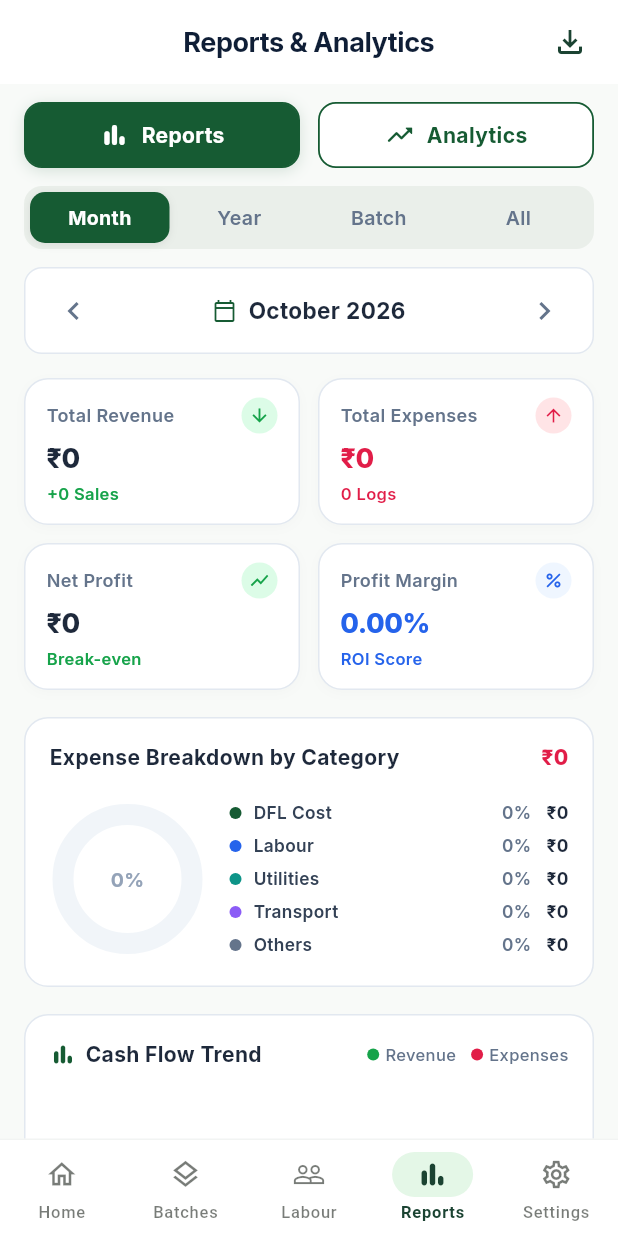
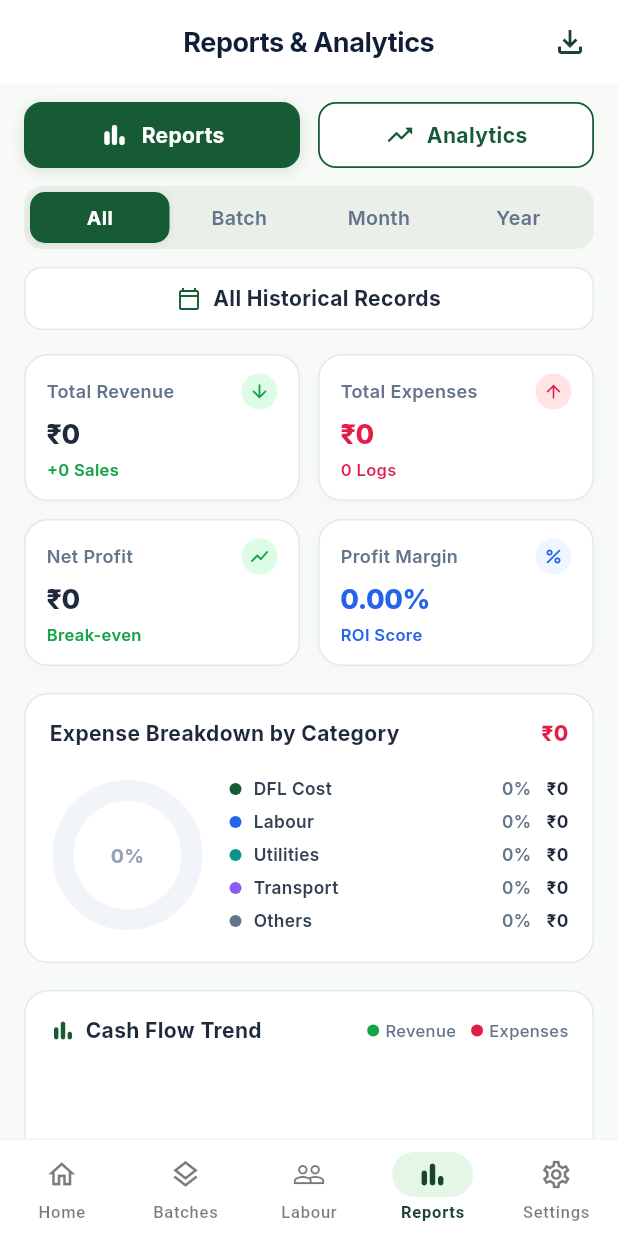
Before and after one commit to nithinag/Farmstats, a Flutter app: the screen it shows after launch, item 4 of the bottom bar chosen, on a phone screen of 412 x 824 dp. Run offline on Flutter 3.47's test engine with Material 3 defaults, Android fonts, the light colour scheme and no system bars; drawn by our look-alikes of fl_chart; our stand-ins replace country_picker, csv, drift, flutter_animate, flutter_riverpod, fpdart and 8 more; missing offline and left inert: crop_your_image, phone_numbers_parser, sqlite3; accounts and stored records are empty; generated files the repository leaves out were written again.

Commit message:
fix(reports): reorder period filter chips to All, Batch, Month, Year with All as default

```diff
--- a/lib/features/reports/presentation/screens/reports_dashboard_screen.dart
+++ b/lib/features/reports/presentation/screens/reports_dashboard_screen.dart
@@ -32,7 +32,7 @@ class ReportsDashboardScreen extends ConsumerStatefulWidget {
 
 class _ReportsDashboardScreenState extends ConsumerState<ReportsDashboardScreen> {
   int _selectedTab = 0; // 0: Reports, 1: Analytics
-  String _timeFilter = 'Month'; // Month, Year, Batch, All
+  String _timeFilter = 'All'; // All, Batch, Month, Year
   DateTime _currentDate = DateTime.now();
   String? _selectedBatchId;
   String _productionUnit = 'kg';
@@ -294,7 +294,7 @@ class _ReportsDashboardScreenState extends ConsumerState<ReportsDashboardScreen>
         borderRadius: BorderRadius.circular(12),
       ),
       child: Row(
-        children: ['Month', 'Year', 'Batch', 'All'].map((t) {
+        children: ['All', 'Batch', 'Month', 'Year'].map((t) {
           final isSelected = _timeFilter == t;
           return Expanded(
             child: GestureDetector(
@@ -1032,10 +1032,10 @@ class _ReportsDashboardScreenState extends ConsumerState<ReportsDashboardScreen>
     for (int i = 0; i < months.length; i++) {
       final m = months[i];
       final rev = allIncomes
-          .where((inc) => inc.saleDate.year == activeYear && inc.saleDate.month == m)
+          .where((inc) => (_timeFilter == 'All' || inc.saleDate.year == activeYear) && inc.saleDate.month == m)
           .fold(0.0, (sum, inc) => sum + inc.netAmount);
       final exp = allExpenses
-          .where((e) => e.date.year == activeYear && e.date.month == m)
+          .where((e) => (_timeFilter == 'All' || e.date.year == activeYear) && e.date.month == m)
           .fold(0.0, (sum, e) => sum + e.amount);
 
       if (rev > 0 || exp > 0) hasAnyTransactions = true;
@@ -1284,7 +1284,7 @@ class _ReportsDashboardScreenState extends ConsumerState<ReportsDashboardScreen>
     for (int i = 0; i < months.length; i++) {
       final m = months[i];
       final kg = allHarvests
-          .where((h) => h.harvestDate.year == activeYear && h.harvestDate.month == m)
+          .where((h) => (_timeFilter == 'All' || h.harvestDate.year == activeYear) && h.harvestDate.month == m)
           .fold(0.0, (sum, h) => sum + h.netSaleableWeight);
 
       if (kg > 0) hasData = true;
```
